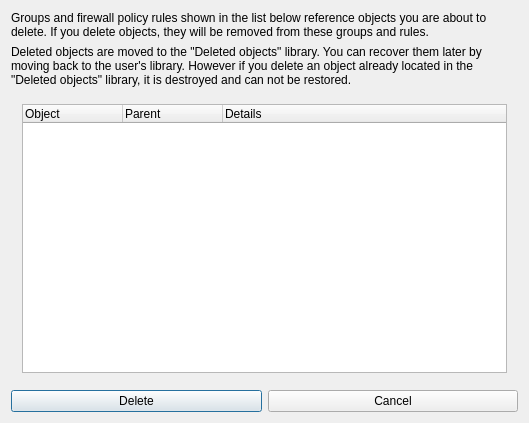
Old version of the form src/gui/confirmdeleteobjectdialog_q.ui in the repository fwbuilder/fwbuilder.
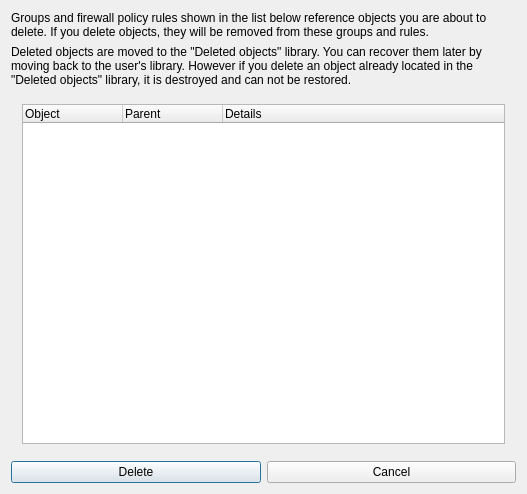
New version of the form.

```diff
--- a/src/gui/confirmdeleteobjectdialog_q.ui
+++ b/src/gui/confirmdeleteobjectdialog_q.ui
@@ -5,36 +5,24 @@
    <rect>
     <x>0</x>
     <y>0</y>
-    <width>529</width>
-    <height>423</height>
+    <width>527</width>
+    <height>494</height>
    </rect>
   </property>
+  <property name="maximumSize" >
+   <size>
+    <width>16777215</width>
+    <height>1522</height>
+   </size>
+  </property>
   <property name="windowTitle" >
    <string>Firewall Builder</string>
   </property>
-  <layout class="QGridLayout" >
-   <item row="3" column="0" >
-    <layout class="QHBoxLayout" >
-     <item>
-      <widget class="QPushButton" name="pushButton1" >
-       <property name="text" >
-        <string>Delete</string>
-       </property>
-      </widget>
-     </item>
-     <item>
-      <widget class="QPushButton" name="pushButton2" >
-       <property name="text" >
-        <string>Cancel</string>
-       </property>
-      </widget>
-     </item>
-    </layout>
-   </item>
-   <item row="0" column="0" >
+  <layout class="QVBoxLayout" >
+   <item>
     <widget class="QLabel" name="textLabel1" >
      <property name="sizePolicy" >
-      <sizepolicy vsizetype="Fixed" hsizetype="Preferred" >
+      <sizepolicy vsizetype="Preferred" hsizetype="Preferred" >
        <horstretch>0</horstretch>
        <verstretch>0</verstretch>
       </sizepolicy>
@@ -50,14 +38,45 @@
      </property>
     </widget>
    </item>
-   <item row="2" column="0" >
+   <item>
+    <widget class="QLabel" name="textLabel1_2" >
+     <property name="sizePolicy" >
+      <sizepolicy vsizetype="Preferred" hsizetype="Preferred" >
+       <horstretch>0</horstretch>
+       <verstretch>0</verstretch>
+      </sizepolicy>
+     </property>
+     <property name="text" >
+      <string>Deleted objects are moved to the "Deleted objects" library. You can recover them later by moving back to the user's library. However if you delete an object already located in the "Deleted objects" library, it is destroyed and can not be restored.</string>
+     </property>
+     <property name="alignment" >
+      <set>Qt::AlignVCenter</set>
+     </property>
+     <property name="wordWrap" >
+      <bool>true</bool>
+     </property>
+    </widget>
+   </item>
+   <item>
     <widget class="QFrame" name="FrameForList" >
+     <property name="sizePolicy" >
+      <sizepolicy vsizetype="Expanding" hsizetype="Preferred" >
+       <horstretch>0</horstretch>
+       <verstretch>0</verstretch>
+      </sizepolicy>
+     </property>
      <property name="minimumSize" >
       <size>
        <width>500</width>
        <height>200</height>
       </size>
      </property>
+     <property name="maximumSize" >
+      <size>
+       <width>16777215</width>
+       <height>550</height>
+      </size>
+     </property>
      <property name="frameShape" >
       <enum>QFrame::NoFrame</enum>
      </property>
@@ -70,6 +89,12 @@
         <property name="enabled" >
          <bool>true</bool>
         </property>
+        <property name="maximumSize" >
+         <size>
+          <width>16777215</width>
+          <height>500</height>
+         </size>
+        </property>
         <property name="selectionMode" >
          <enum>QAbstractItemView::NoSelection</enum>
         </property>
@@ -93,24 +118,23 @@
      </layout>
     </widget>
    </item>
-   <item row="1" column="0" >
-    <widget class="QLabel" name="textLabel1_2" >
-     <property name="sizePolicy" >
-      <sizepolicy vsizetype="Fixed" hsizetype="Preferred" >
-       <horstretch>0</horstretch>
-       <verstretch>0</verstretch>
-      </sizepolicy>
-     </property>
-     <property name="text" >
-      <string>Deleted objects are moved to the "Deleted objects" library. You can recover them later by moving back to the user's library. However if you delete an object already located in the "Deleted objects" library, it is destroyed and can not be restored.</string>
-     </property>
-     <property name="alignment" >
-      <set>Qt::AlignVCenter</set>
-     </property>
-     <property name="wordWrap" >
-      <bool>true</bool>
-     </property>
-    </widget>
+   <item>
+    <layout class="QHBoxLayout" >
+     <item>
+      <widget class="QPushButton" name="pushButton1" >
+       <property name="text" >
+        <string>Delete</string>
+       </property>
+      </widget>
+     </item>
+     <item>
+      <widget class="QPushButton" name="pushButton2" >
+       <property name="text" >
+        <string>Cancel</string>
+       </property>
+      </widget>
+     </item>
+    </layout>
    </item>
   </layout>
  </widget>
```
